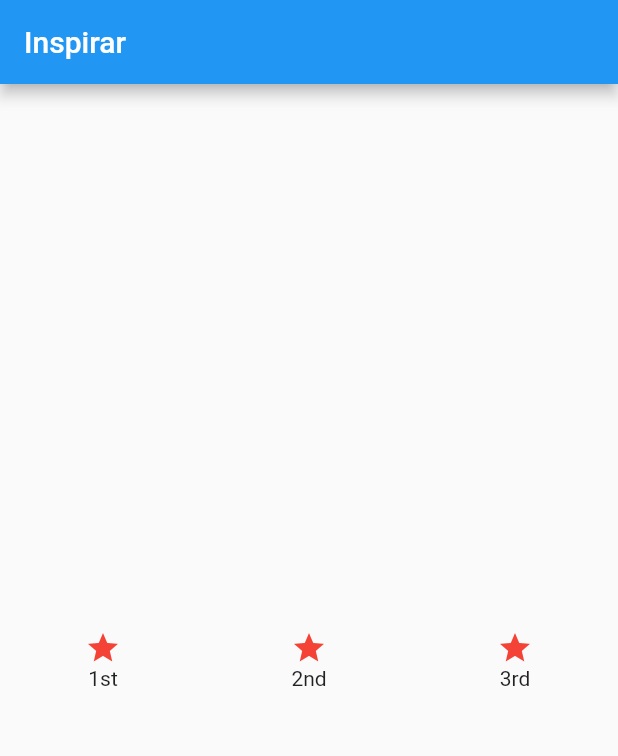
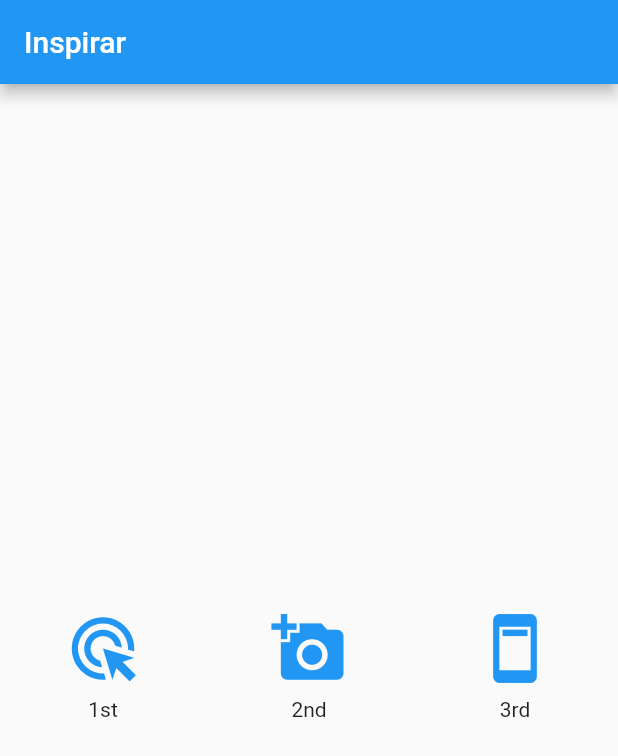
Before and after one commit to barloff2/inspirar_movil, a Flutter app: the screen it shows after launch, on a phone screen of 412 x 824 dp. Shown: the top 756 px of the screen. Run offline on Flutter 3.47's test engine with Material 2 defaults, Android fonts, the light colour scheme and no system bars.

Commit message:
"Ejercicio Completed"

```diff
--- a/lib/main.dart
+++ b/lib/main.dart
@@ -30,11 +30,11 @@ class MyHomePage extends StatefulWidget {
 }
 
 class _MyHomePageState extends State<MyHomePage> {
-  int _counter = 0;
+  int _count = 0;
 
   void _incrementCounter() {
     setState(() {
-      _counter++;
+      _count++;
     });
   }
 
@@ -54,22 +54,36 @@ class _MyHomePageState extends State<MyHomePage> {
                   child: Column(
                 mainAxisAlignment: MainAxisAlignment.center,
                 children: [
-                  Icon(
-                    Icons.star,
-                    color: Colors.red[500],
+                  IconButton(
+                    iconSize: 50,
+                    color: Colors.blue,
+                    onPressed: () {
+                      ScaffoldMessenger.of(context).showSnackBar(
+                          SnackBar(content: Text('First Icon was pressed')));
+                    },
+                    icon: Icon(
+                      Icons.ads_click,
+                    ),
                   ),
                   Container(
                     child: Text('1st', textAlign: TextAlign.center),
-                  ),
+                  ), //No es necesario el
                 ],
               )),
               Expanded(
                   child: Column(
                 mainAxisAlignment: MainAxisAlignment.center,
                 children: [
-                  Icon(
-                    Icons.star,
-                    color: Colors.red[500],
+                  IconButton(
+                    iconSize: 50,
+                    color: Colors.blue,
+                    onPressed: () {
+                      ScaffoldMessenger.of(context).showSnackBar(
+                          SnackBar(content: Text('Second Icon was pressed')));
+                    },
+                    icon: Icon(
+                      Icons.add_a_photo,
+                    ),
                   ),
                   Container(
                     child: Text('2nd', textAlign: TextAlign.center),
@@ -80,9 +94,16 @@ class _MyHomePageState extends State<MyHomePage> {
                   child: Column(
                 mainAxisAlignment: MainAxisAlignment.center,
                 children: [
-                  Icon(
-                    Icons.star,
-                    color: Colors.red[500],
+                  IconButton(
+                    iconSize: 50,
+                    color: Colors.blue,
+                    onPressed: () {
+                      ScaffoldMessenger.of(context).showSnackBar(
+                          SnackBar(content: Text('Third Icon was pressed')));
+                    },
+                    icon: Icon(
+                      Icons.ad_units,
+                    ),
                   ),
                   Container(
                     child: Text('3rd', textAlign: TextAlign.center),
```
